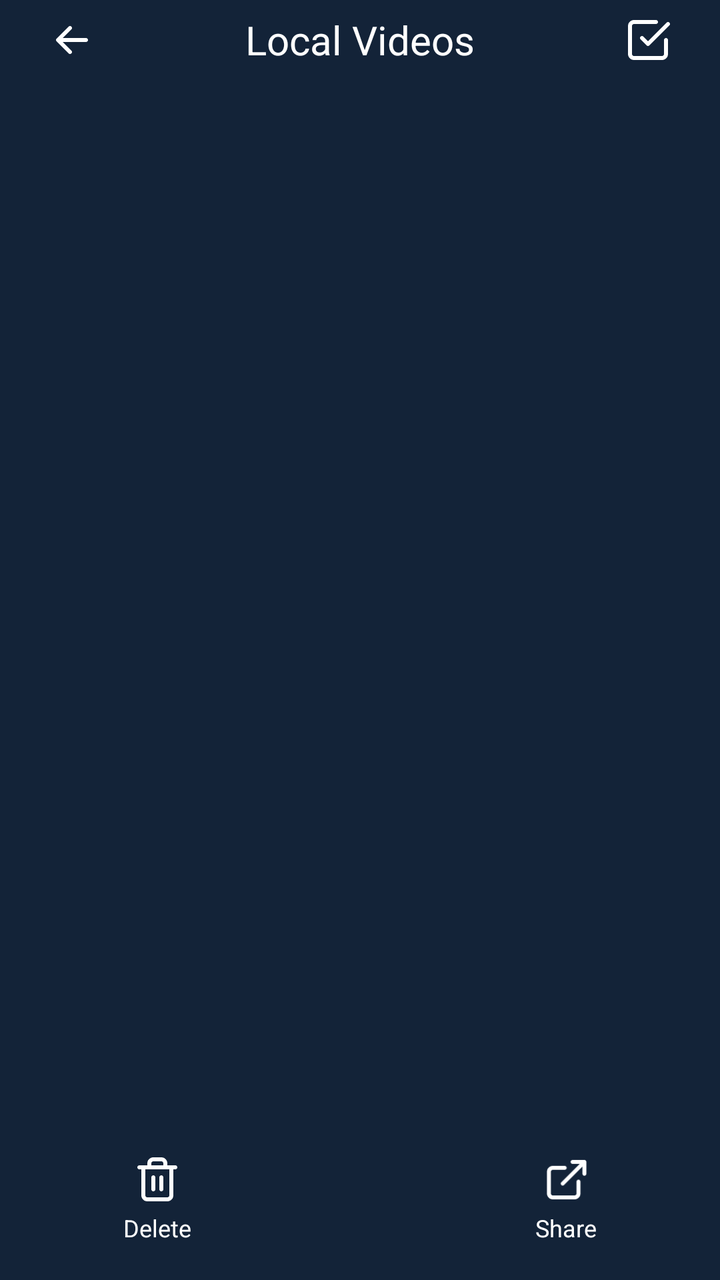
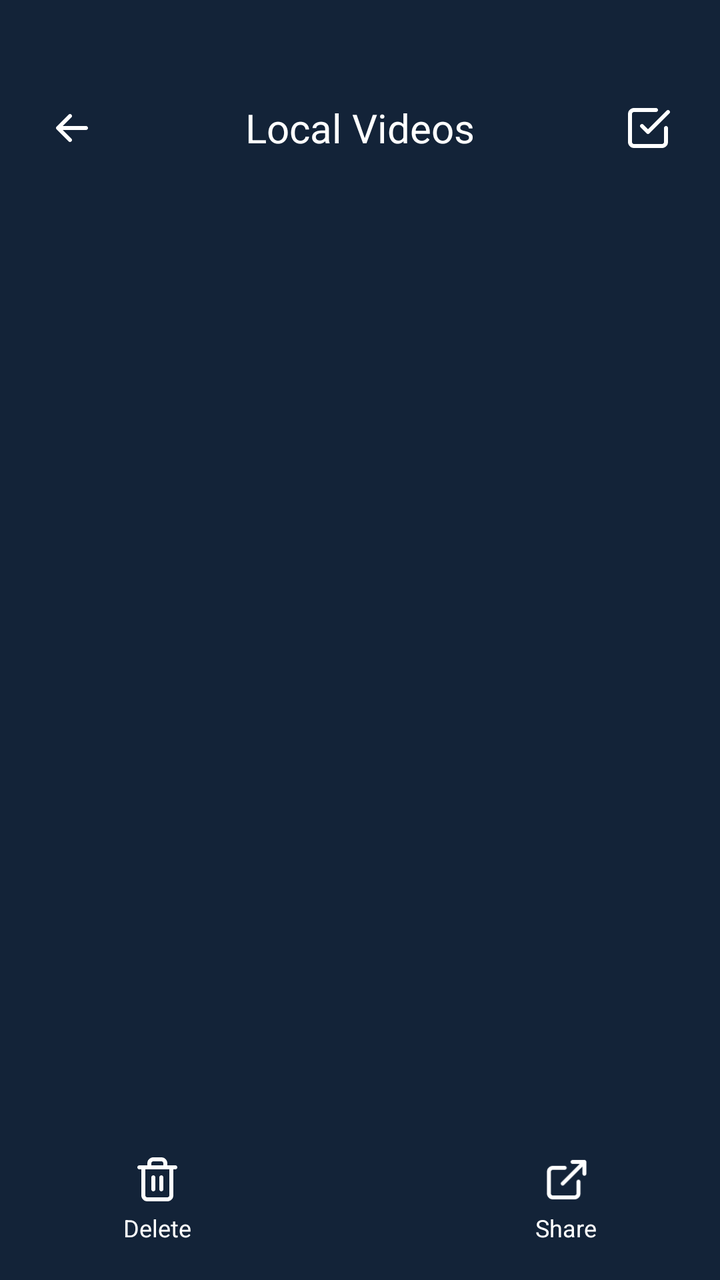

Screens rendered from an Android XML layout before and after an edit, with the pre-edit source and the edit as a unified diff.
<!-- AndroidManifest.xml: application theme MS_Theme.MicoSaver -->
<!-- res/layout/ms_activity_video.xml -->
<?xml version="1.0" encoding="utf-8"?>
<androidx.constraintlayout.widget.ConstraintLayout xmlns:android="http://schemas.android.com/apk/res/android"
    android:layout_width="match_parent"
    android:layout_height="match_parent"
    xmlns:app="http://schemas.android.com/apk/res-auto"
    android:background="@color/ms_page_color">

    <RelativeLayout
        android:id="@+id/titleLl"
        android:layout_width="match_parent"
        android:layout_height="40dp"
        app:layout_constraintTop_toTopOf="parent"
        android:gravity="center_vertical"
        android:layout_marginHorizontal="16dp">
        <ImageView
            android:id="@+id/backBtn"
            android:layout_width="40dp"
            android:layout_height="40dp"
            android:src="@drawable/ms_ic_back"
            />

        <TextView
            android:id="@+id/titleTv"
            android:layout_width="wrap_content"
            android:layout_height="wrap_content"
            android:textColor="@color/white"
            android:textSize="20sp"
            android:text="@string/ms_local_videos"
            android:gravity="center"
            android:layout_centerInParent="true"
            />

        <ImageView
            android:id="@+id/editIv"
            android:layout_width="40dp"
            android:layout_height="40dp"
            android:src="@drawable/ms_ic_check_2"
            android:layout_alignParentEnd="true"
            android:layout_centerVertical="true"
            />
    </RelativeLayout>
    
    <androidx.recyclerview.widget.RecyclerView
        android:id="@+id/recyclerView"
        android:layout_width="match_parent"
        android:layout_height="396dp"
        app:layout_constraintTop_toBottomOf="@+id/titleLl"/>

    <LinearLayout
        android:id="@+id/emptyLl"
        android:layout_width="match_parent"
        android:layout_height="wrap_content"
        android:orientation="vertical"
        android:gravity="center_horizontal"
        android:layout_marginTop="65dp"
        android:visibility="gone"
        app:layout_constraintTop_toBottomOf="@+id/titleLl">
        <ImageView
            android:layout_width="120dp"
            android:layout_height="120dp"
            android:src="@drawable/ms_ic_empty" />

        <TextView
            android:layout_width="wrap_content"
            android:layout_height="wrap_content"
            android:layout_marginTop="20dp"
            android:textColor="#8D8D8D"
            android:textSize="15sp"
            android:text="@string/ms_no_content"
            android:layout_marginHorizontal="54dp"
            android:gravity="center"/>

        <TextView
            android:id="@+id/howToUseBtn"
            android:layout_width="170dp"
            android:layout_height="44dp"
            android:layout_marginTop="20dp"
            android:gravity="center"
            android:text="@string/ms_how_to_use"
            android:textColor="@color/ms_c_031c30"
            android:textSize="18sp"
            android:textStyle="bold"
            android:background="@drawable/ms_btn_type_2"
            />
    </LinearLayout>

    <LinearLayout
        android:id="@+id/bottomLl"
        android:layout_width="match_parent"
        android:layout_height="80dp"
        android:orientation="horizontal"
        android:gravity="center"
        app:layout_constraintBottom_toBottomOf="parent">

        <LinearLayout
            android:id="@+id/bottomDeleteLl"
            android:layout_width="wrap_content"
            android:layout_height="wrap_content"
            android:padding="16dp"
            android:orientation="vertical"
            android:gravity="center_horizontal">

            <ImageView
                android:layout_width="24dp"
                android:layout_height="24dp"
                android:src="@drawable/ms_ic_delete" />

            <TextView
                android:layout_width="wrap_content"
                android:layout_height="wrap_content"
                android:layout_marginTop="4dp"
                android:text="@string/ms_delete"
                android:textColor="@color/white"
                android:textSize="12sp" />
        </LinearLayout>

        <LinearLayout
            android:id="@+id/bottomShareLl"
            android:layout_width="wrap_content"
            android:layout_height="wrap_content"
            android:padding="16dp"
            android:orientation="vertical"
            android:layout_marginStart="140dp"
            android:gravity="center_horizontal">

            <ImageView
                android:layout_width="24dp"
                android:layout_height="24dp"
                android:src="@drawable/ms_ic_share" />

            <TextView
                android:layout_width="wrap_content"
                android:layout_height="wrap_content"
                android:text="@string/ms_share"
                android:textColor="@color/white"
                android:textSize="12sp"
                android:layout_marginTop="4dp"/>
        </LinearLayout>

    </LinearLayout>

    <FrameLayout
        android:id="@+id/nativeContainer"
        android:layout_width="match_parent"
        android:layout_height="wrap_content"
        app:layout_constraintBottom_toBottomOf="parent"/>

</androidx.constraintlayout.widget.ConstraintLayout>
<!-- resources referenced by this layout -->
<resources>
  <color name="ms_c_031c30">#031C30</color>
  <color name="ms_page_color">#132338</color>
  <color name="white">#FFFFFFFF</color>
  <!-- drawable ms_btn_type_2 (drawable) -->
  <?xml version="1.0" encoding="utf-8"?>
  <shape xmlns:android="http://schemas.android.com/apk/res/android"
      android:shape="rectangle">
      <corners android:radius="32dp"/>
      <gradient
          android:startColor="#BDFA9F"
          android:endColor="#43C5FD"
          android:angle="0" />
  </shape>
  <!-- drawable ms_ic_back: webp bitmap (drawable, 276 bytes) -->
  <!-- drawable ms_ic_check_2: webp bitmap (drawable, 474 bytes) -->
  <!-- drawable ms_ic_delete: webp bitmap (drawable, 348 bytes) -->
  <!-- drawable ms_ic_empty: webp bitmap (drawable, 3712 bytes) -->
  <!-- drawable ms_ic_share: png bitmap (drawable, 1880 bytes) -->
  <string name="ms_delete">Delete</string>
  <string name="ms_how_to_use">How to use?</string>
  <string name="ms_local_videos">Local Videos</string>
  <string name="ms_no_content">No Content~</string>
  <string name="ms_share">Share</string>
  <style name="MS_Theme.MicoSaver" parent="Theme.Material3.DayNight.NoActionBar">
      </style>
</resources>

<!-- the commit's change to res/layout/ms_activity_video.xml (unified diff, before → after) -->
@@ -9,6 +9,7 @@
         android:id="@+id/titleLl"
         android:layout_width="match_parent"
         android:layout_height="40dp"
+        android:layout_marginTop="44dp"
         app:layout_constraintTop_toTopOf="parent"
         android:gravity="center_vertical"
         android:layout_marginHorizontal="16dp">
